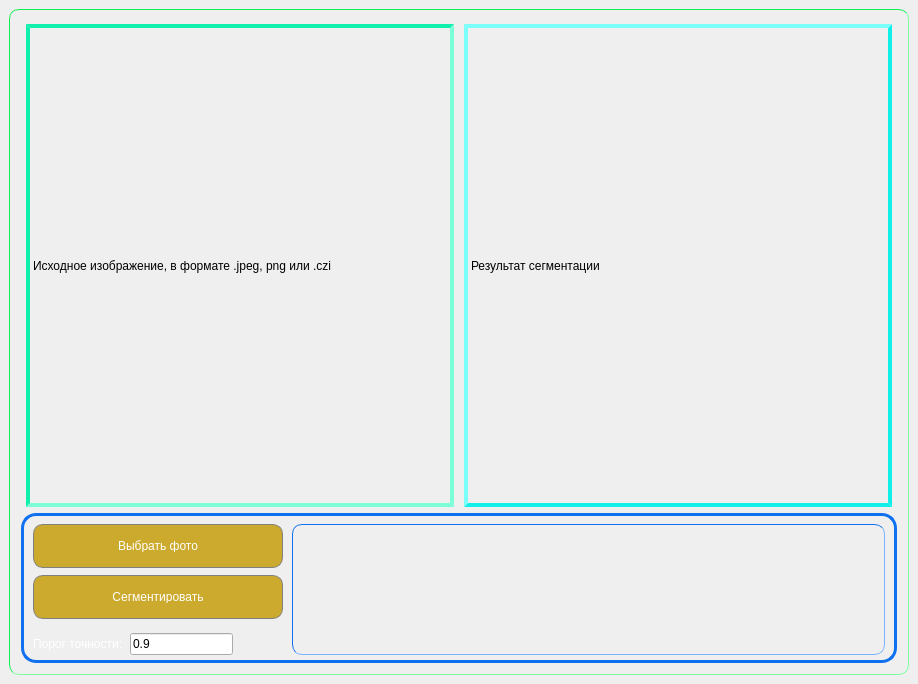
Before: the Qt Designer form FISH_segmentation/Application_Qt/Application_Qt_module_ui.ui in CG-UNN-LAB/FISH-data-processing, drawn with Qt 5.
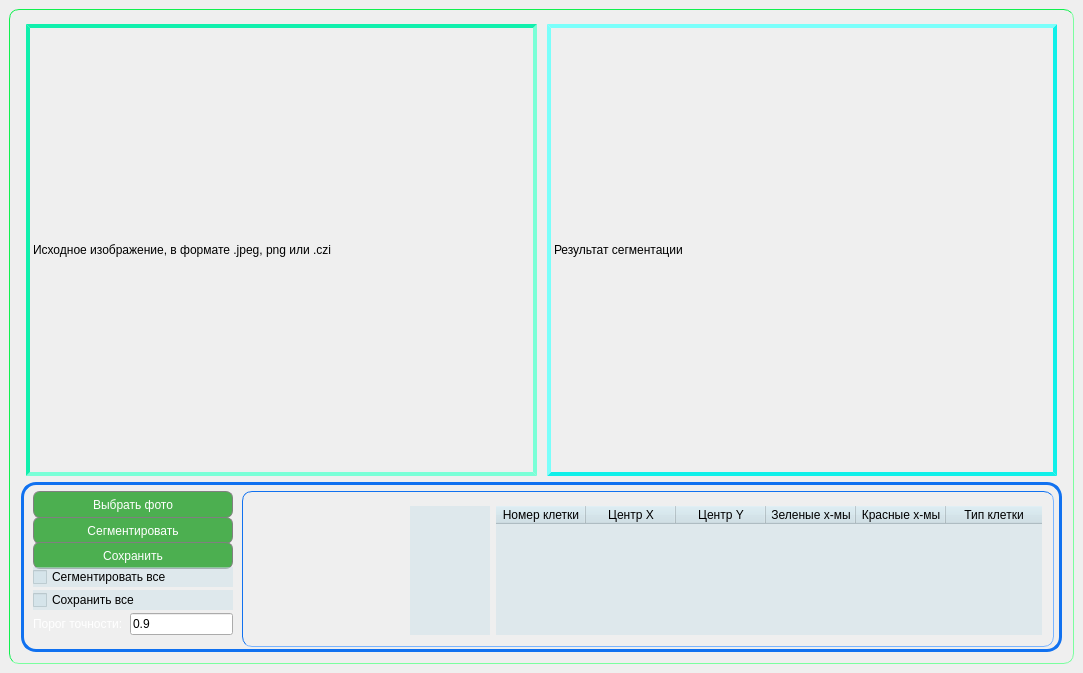
After: the same form once the commit is applied. Icons and pictures are not drawn.

The edit to the form file:
```diff
--- a/FISH_segmentation/Application_Qt/Application_Qt_module_ui.ui
+++ b/FISH_segmentation/Application_Qt/Application_Qt_module_ui.ui
@@ -6,8 +6,8 @@
    <rect>
     <x>0</x>
     <y>0</y>
-    <width>918</width>
-    <height>684</height>
+    <width>1083</width>
+    <height>673</height>
    </rect>
   </property>
   <property name="maximumSize">
@@ -105,9 +105,9 @@
            <number>0</number>
           </property>
           <item>
-           <widget class="QLabel" name="labelFoto">
+           <widget class="QLabel" name="PlaceForFotos">
             <property name="styleSheet">
-             <string notr="true">#labelFoto
+             <string notr="true">#PlaceForFotos
 {
 border: 4px inset #10f0ad;
 
@@ -122,9 +122,9 @@
            </widget>
           </item>
           <item>
-           <widget class="QLabel" name="label_2">
+           <widget class="QLabel" name="PlaceForPromFotos">
             <property name="styleSheet">
-             <string notr="true">#label_2
+             <string notr="true">#PlaceForPromFotos
 {
 border: 4px outset #10f0e9;
 
@@ -146,7 +146,7 @@
          <property name="maximumSize">
           <size>
            <width>16777215</width>
-           <height>150</height>
+           <height>170</height>
           </size>
          </property>
          <property name="styleSheet">
@@ -162,34 +162,39 @@
            <number>9</number>
           </property>
           <property name="topMargin">
-           <number>5</number>
+           <number>3</number>
           </property>
           <property name="rightMargin">
-           <number>9</number>
+           <number>5</number>
           </property>
           <property name="bottomMargin">
-           <number>5</number>
+           <number>2</number>
           </property>
           <property name="horizontalSpacing">
            <number>9</number>
           </property>
           <property name="verticalSpacing">
-           <number>7</number>
+           <number>3</number>
           </property>
           <item row="1" column="0">
            <widget class="QPushButton" name="pushButtonSeg">
+            <property name="minimumSize">
+             <size>
+              <width>0</width>
+              <height>27</height>
+             </size>
+            </property>
             <property name="styleSheet">
              <string notr="true">QPushButton {
-  background-color: #ccaa2d;
+  background-color:#4CAF50;
   color: white; 
   border: 1px solid gray;
-  padding: 15px;
-  border-radius: 10px;
+  border-radius: 7px;
 }
 
 QPushButton:pressed {
     background-color: qlineargradient(x1: 0, y1: 0, x2: 0, y2: 1,
-                                      stop: 0 #FF7832, stop: 1 #FF9739);
+                                      stop: 0 #49c44d, stop: 1 #6cd470);
 }</string>
             </property>
             <property name="text">
@@ -197,7 +202,191 @@
             </property>
            </widget>
           </item>
-          <item row="3" column="0">
+          <item row="0" column="0">
+           <widget class="QPushButton" name="pushButtonStart">
+            <property name="minimumSize">
+             <size>
+              <width>0</width>
+              <height>27</height>
+             </size>
+            </property>
+            <property name="styleSheet">
+             <string notr="true">QPushButton {
+  background-color:#4CAF50;
+  color: white; 
+  border: 1px solid gray;
+  border-radius: 7px;
+}
+
+QPushButton:pressed {
+    background-color: qlineargradient(x1: 0, y1: 0, x2: 0, y2: 1,
+                                      stop: 0 #49c44d, stop: 1 #6cd470);
+}</string>
+            </property>
+            <property name="text">
+             <string>Выбрать фото</string>
+            </property>
+           </widget>
+          </item>
+          <item row="4" column="0">
+           <widget class="QCheckBox" name="checkBox_2">
+            <property name="styleSheet">
+             <string notr="true">background: rgba(204, 224, 232, 0.5)</string>
+            </property>
+            <property name="text">
+             <string>Сохранить все</string>
+            </property>
+           </widget>
+          </item>
+          <item row="0" column="1" rowspan="10">
+           <widget class="QGroupBox" name="verticalGroupBox_2">
+            <property name="mouseTracking">
+             <bool>false</bool>
+            </property>
+            <property name="tabletTracking">
+             <bool>false</bool>
+            </property>
+            <property name="acceptDrops">
+             <bool>false</bool>
+            </property>
+            <property name="autoFillBackground">
+             <bool>false</bool>
+            </property>
+            <property name="styleSheet">
+             <string notr="true">#verticalGroupBox_2 {
+border: 1px inset #1071f0;
+border-radius: 10px;
+}</string>
+            </property>
+            <property name="title">
+             <string/>
+            </property>
+            <property name="flat">
+             <bool>false</bool>
+            </property>
+            <property name="checkable">
+             <bool>false</bool>
+            </property>
+            <layout class="QHBoxLayout" name="horizontalLayout_3">
+             <item>
+              <widget class="QLabel" name="DataLabel">
+               <property name="minimumSize">
+                <size>
+                 <width>150</width>
+                 <height>0</height>
+                </size>
+               </property>
+               <property name="font">
+                <font>
+                 <pointsize>12</pointsize>
+                </font>
+               </property>
+               <property name="autoFillBackground">
+                <bool>false</bool>
+               </property>
+               <property name="styleSheet">
+                <string notr="true"/>
+               </property>
+               <property name="text">
+                <string/>
+               </property>
+              </widget>
+             </item>
+             <item>
+              <widget class="QListWidget" name="SelectionList">
+               <property name="maximumSize">
+                <size>
+                 <width>80</width>
+                 <height>16777215</height>
+                </size>
+               </property>
+               <property name="styleSheet">
+                <string notr="true">#SelectionList
+{
+border: 4px rgba(204, 224, 232, 0.5);
+background: rgba(204, 224, 232, 0.5);
+}</string>
+               </property>
+              </widget>
+             </item>
+             <item>
+              <widget class="QTableWidget" name="SelectionTable">
+               <property name="acceptDrops">
+                <bool>false</bool>
+               </property>
+               <property name="styleSheet">
+                <string notr="true">#SelectionTable
+{
+border: 4px rgba(204, 224, 232, 0.5);
+background: rgba(204, 224, 232, 0.5);
+}
+QHeaderView::section {
+background-color: rgba(204, 224, 232, 0.5);
+ }</string>
+               </property>
+               <property name="rowCount">
+                <number>0</number>
+               </property>
+               <property name="columnCount">
+                <number>6</number>
+               </property>
+               <attribute name="horizontalHeaderCascadingSectionResizes">
+                <bool>false</bool>
+               </attribute>
+               <attribute name="horizontalHeaderDefaultSectionSize">
+                <number>90</number>
+               </attribute>
+               <attribute name="horizontalHeaderHighlightSections">
+                <bool>true</bool>
+               </attribute>
+               <attribute name="horizontalHeaderShowSortIndicator" stdset="0">
+                <bool>false</bool>
+               </attribute>
+               <attribute name="horizontalHeaderStretchLastSection">
+                <bool>true</bool>
+               </attribute>
+               <attribute name="verticalHeaderCascadingSectionResizes">
+                <bool>false</bool>
+               </attribute>
+               <attribute name="verticalHeaderHighlightSections">
+                <bool>true</bool>
+               </attribute>
+               <column>
+                <property name="text">
+                 <string>Номер клетки</string>
+                </property>
+               </column>
+               <column>
+                <property name="text">
+                 <string>Центр X</string>
+                </property>
+               </column>
+               <column>
+                <property name="text">
+                 <string>Центр Y</string>
+                </property>
+               </column>
+               <column>
+                <property name="text">
+                 <string>Зеленые х-мы</string>
+                </property>
+               </column>
+               <column>
+                <property name="text">
+                 <string>Красные х-мы</string>
+                </property>
+               </column>
+               <column>
+                <property name="text">
+                 <string>Тип клетки</string>
+                </property>
+               </column>
+              </widget>
+             </item>
+            </layout>
+           </widget>
+          </item>
+          <item row="5" column="0">
            <widget class="QWidget" name="horizontalWidget_2" native="true">
             <property name="minimumSize">
              <size>
@@ -267,82 +456,44 @@
             </layout>
            </widget>
           </item>
-          <item row="0" column="0">
-           <widget class="QPushButton" name="pushButtonStart">
+          <item row="2" column="0">
+           <widget class="QPushButton" name="pushButtonSave">
             <property name="minimumSize">
              <size>
-              <width>250</width>
-              <height>0</height>
+              <width>0</width>
+              <height>27</height>
              </size>
             </property>
             <property name="styleSheet">
              <string notr="true">QPushButton {
-  background-color: #ccaa2d;
+  background-color:#4CAF50;
   color: white; 
   border: 1px solid gray;
-  padding: 15px;
-  border-radius: 10px;
+  border-radius: 7px;
 }
 
 QPushButton:pressed {
     background-color: qlineargradient(x1: 0, y1: 0, x2: 0, y2: 1,
-                                      stop: 0 #FF7832, stop: 1 #FF9739);
+                                      stop: 0 #49c44d, stop: 1 #6cd470);
 }</string>
             </property>
             <property name="text">
-             <string>Выбрать фото</string>
+             <string>Сохранить</string>
             </property>
            </widget>
           </item>
-          <item row="0" column="1" rowspan="4">
-           <widget class="QGroupBox" name="verticalGroupBox_2">
-            <property name="mouseTracking">
-             <bool>false</bool>
-            </property>
-            <property name="tabletTracking">
-             <bool>false</bool>
-            </property>
-            <property name="acceptDrops">
-             <bool>false</bool>
-            </property>
-            <property name="autoFillBackground">
-             <bool>false</bool>
-            </property>
+          <item row="3" column="0">
+           <widget class="QCheckBox" name="checkBoxSeg">
             <property name="styleSheet">
-             <string notr="true">#verticalGroupBox_2 {
-border: 1px inset #1071f0;
-border-radius: 10px;
-}</string>
+             <string notr="true">
+background: rgba(204, 224, 232, 0.5)
+
+
+</string>
             </property>
-            <property name="title">
-             <string/>
+            <property name="text">
+             <string>Сегментировать все</string>
             </property>
-            <property name="flat">
-             <bool>false</bool>
-            </property>
-            <property name="checkable">
-             <bool>false</bool>
-            </property>
-            <layout class="QVBoxLayout" name="verticalLayout_2">
-             <item>
-              <widget class="QLabel" name="Reference">
-               <property name="font">
-                <font>
-                 <pointsize>12</pointsize>
-                </font>
-               </property>
-               <property name="autoFillBackground">
-                <bool>false</bool>
-               </property>
-               <property name="styleSheet">
-                <string notr="true"/>
-               </property>
-               <property name="text">
-                <string/>
-               </property>
-              </widget>
-             </item>
-            </layout>
            </widget>
           </item>
          </layout>
```
Left out of the diff: 1 changed line with no effect on the pictures.
